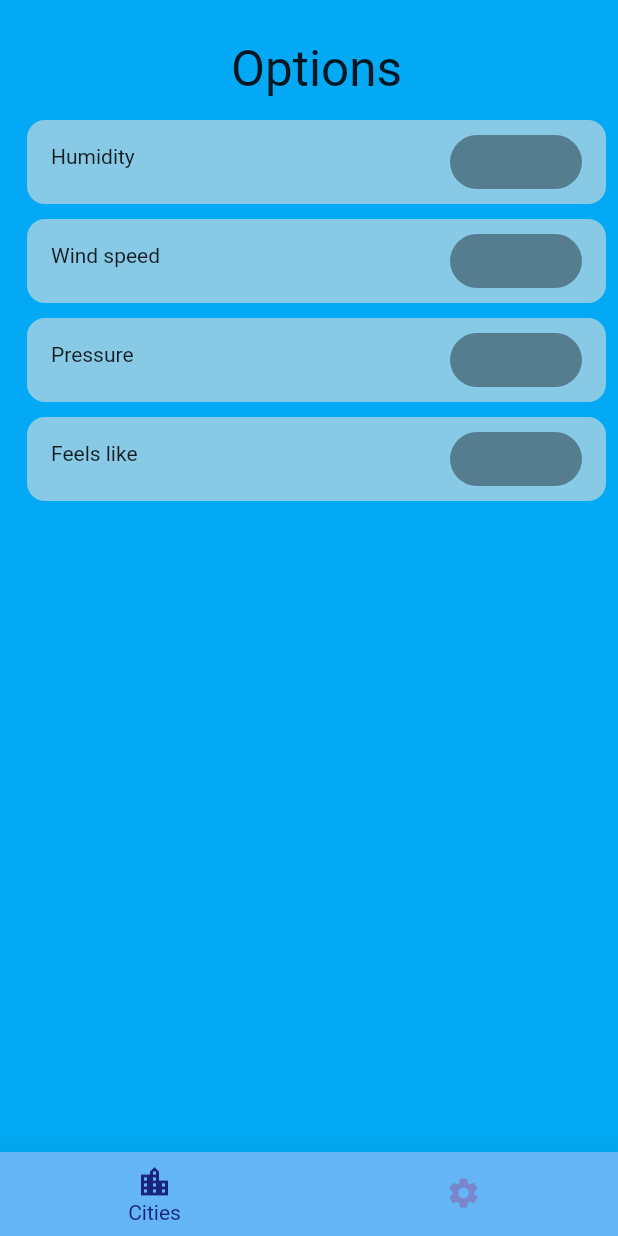
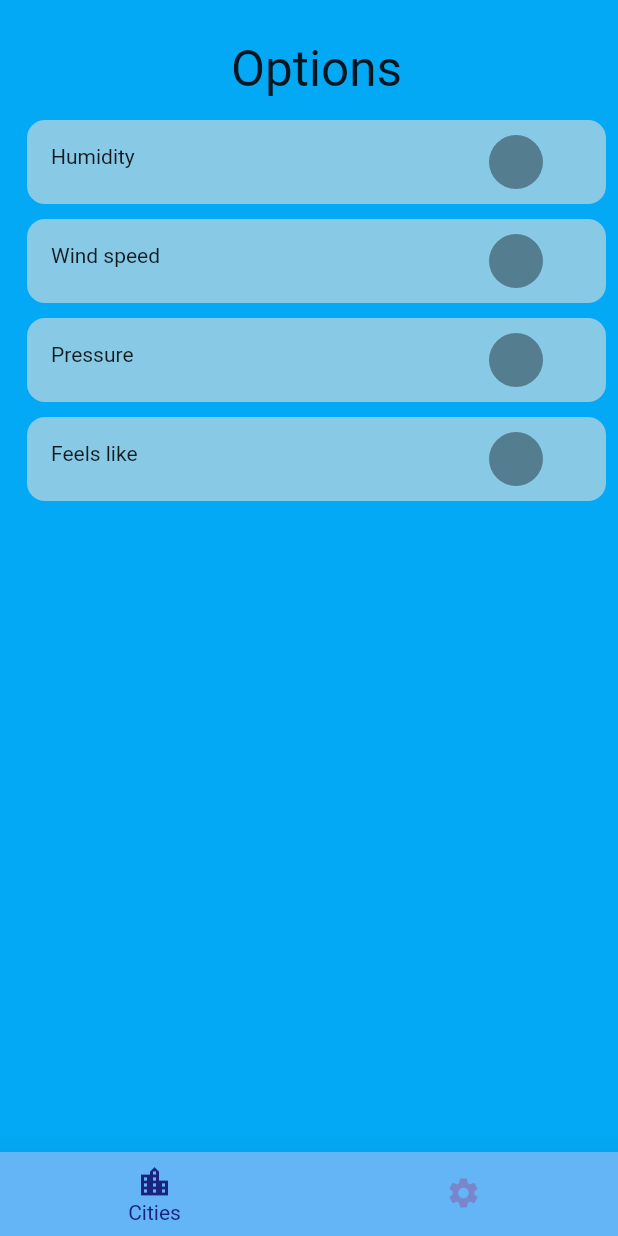
Before and after one commit to armin1440/weather-man, a Flutter app: the OptionsScreen screen opened directly, on a phone screen of 412 x 824 dp. Run offline on Flutter 3.47's test engine with Material 2 defaults, Android fonts, the phone set to English and light mode, and no system bars; our stand-ins replace flutter_spinkit, geolocator, weather_icons; network calls fail.

```diff
--- a/lib/Interface/OptionsScreen.dart
+++ b/lib/Interface/OptionsScreen.dart
@@ -61,9 +61,7 @@ class Option extends StatelessWidget{
           trailing: Consumer<Data>(
             builder: (context, data, child){
               return FlatButton(
-                shape: RoundedRectangleBorder(
-                    borderRadius: BorderRadius.circular(20.0),
-                ),
+                shape: CircleBorder(),
                 color: Provider.of<Data>(context, listen: false).getOptionButtonColor(title),
                 onPressed: () {
                   if ( !Provider.of<Data>(context, listen: false).isOptionSelected(title) )
```
Also changed, not shown: lib/Interface/CityTile.dart (+26 -9 lines).
